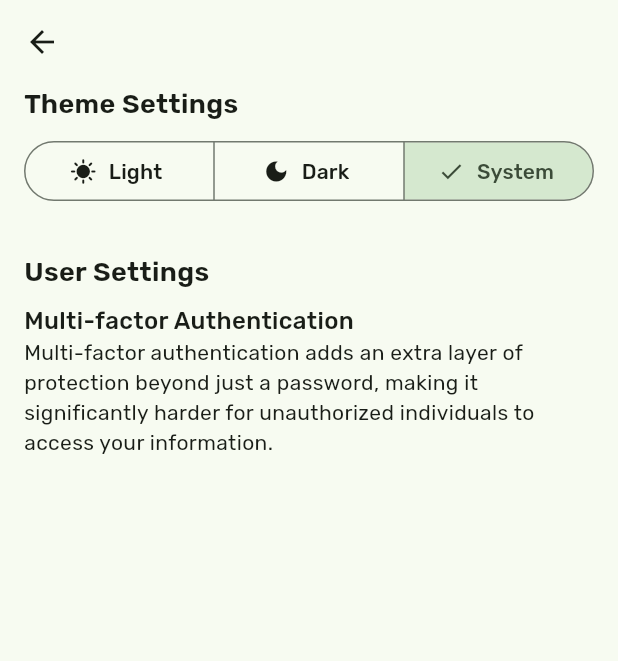
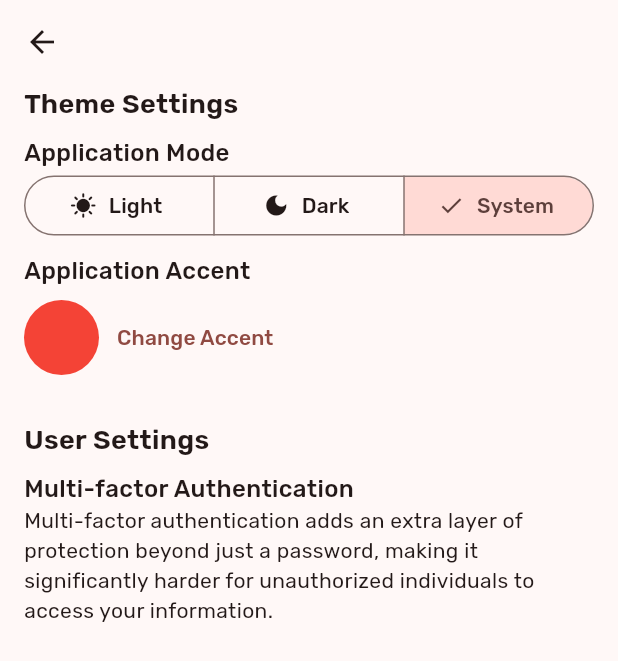
Before and after one commit to SakurajimaNoel/doko_react, a Flutter app: the SettingsPage screen opened directly, on a phone screen of 412 x 824 dp. Shown: the top 661 px of the screen. Run offline on Flutter 3.47's test engine with Material 3 defaults, Android fonts, the phone set to English and light mode, and no system bars; our stand-ins replace go_router, qr_flutter, shared_preferences; missing offline and left inert: amplify_auth_cognito, amplify_flutter, flex_color_picker; accounts and stored records are empty.

Commit message:
feat: feat added switching accent color

```diff
--- a/lib/core/provider/theme_provider.dart
+++ b/lib/core/provider/theme_provider.dart
@@ -10,7 +10,7 @@ class ThemeProvider extends ChangeNotifier {
   static const String _colorPrefKey = "color";
 
   UserTheme _themeMode = UserTheme.system;
-  Color _accentColor = Colors.green;
+  Color _accentColor = Colors.red;
 
   UserTheme get themeMode => _themeMode;
 
@@ -23,10 +23,10 @@ class ThemeProvider extends ChangeNotifier {
   void _loadTheme() async {
     SharedPreferences prefs = await SharedPreferences.getInstance();
     String storedTheme =
-        prefs.getString(_themePrefKey) ?? UserTheme.system.toString();
+        prefs.getString(_themePrefKey) ?? _themeMode.toString();
     _themeMode = EnumHelpers.stringToEnum(storedTheme, UserTheme.values);
 
-    int storedAccent = prefs.getInt(_colorPrefKey) ?? Colors.green.value;
+    int storedAccent = prefs.getInt(_colorPrefKey) ?? _accentColor.value;
     _accentColor = Color(storedAccent);
     notifyListeners();
   }
--- a/lib/features/application/settings/presentation/settings_page.dart
+++ b/lib/features/application/settings/presentation/settings_page.dart
@@ -1,5 +1,6 @@
 import 'package:doko_react/core/configs/router/router_constants.dart';
 import 'package:doko_react/core/provider/mfa_status_provider.dart';
+import 'package:doko_react/features/application/settings/widgets/accent_widget.dart';
 import 'package:doko_react/features/application/settings/widgets/theme_widget.dart';
 import 'package:doko_react/features/application/settings/widgets/settings_heading.dart';
 import 'package:doko_react/features/authentication/data/auth.dart';
@@ -54,7 +55,20 @@ class ThemeSettings extends StatelessWidget {
       children: [
         SettingsHeading("Theme Settings"),
         SizedBox(height: 8),
+        SettingsHeading(
+          "Application Mode",
+          size: 16,
+          fontWeight: FontWeight.w500,
+        ),
         ThemeWidget(),
+        SizedBox(height: 8),
+        SettingsHeading(
+          "Application Accent",
+          size: 16,
+          fontWeight: FontWeight.w500,
+        ),
+        SizedBox(height: 8),
+        AccentWidget(),
       ],
     );
   }
--- /dev/null
+++ b/lib/features/application/settings/widgets/accent_widget.dart
@@ -0,0 +1,104 @@
+import 'package:doko_react/core/provider/theme_provider.dart';
+import 'package:flex_color_picker/flex_color_picker.dart';
+import 'package:flutter/material.dart';
+import 'package:provider/provider.dart';
+
+class AccentWidget extends StatefulWidget {
+  const AccentWidget({super.key});
+
+  @override
+  State<AccentWidget> createState() => _AccentWidgetState();
+}
+
+class _AccentWidgetState extends State<AccentWidget> {
+  late final ThemeProvider _themeProvider;
+  late Color _currentColor;
+  Color? _tempColor;
+
+  @override
+  void initState() {
+    super.initState();
+
+    _themeProvider = Provider.of<ThemeProvider>(context, listen: false);
+    _currentColor = _themeProvider.accent;
+    _tempColor = _currentColor;
+  }
+
+  @override
+  Widget build(BuildContext context) {
+    return Row(
+      mainAxisAlignment: MainAxisAlignment.start,
+      children: [
+        Container(
+          width: 50,
+          height: 50,
+          decoration: BoxDecoration(
+            shape: BoxShape.circle,
+            color: _currentColor,
+          ),
+        ),
+        TextButton(
+          onPressed: _openColorPicker,
+          child: const Text('Change Accent'),
+        ),
+      ],
+    );
+  }
+
+
+
+  Future<void> _openColorPicker() async {
+    final selectedColor = await showDialog<Color>(
+      context: context,
+      builder: (context) {
+        return AlertDialog(
+          title: const Text('Change Accent Color'),
+          content: SizedBox(
+            width: double.maxFinite,
+            height: 340,
+            child: ColorPicker(
+              color: _tempColor!,
+              onColorChanged: (Color newColor) {
+                setState(() {
+                  _tempColor = newColor;
+                });
+              },
+              borderRadius: 20,
+              spacing: 10,
+              runSpacing: 10,
+              wheelDiameter: 250,
+              wheelWidth: 25,
+              pickersEnabled: const {
+                ColorPickerType.primary: false,
+                ColorPickerType.accent: true,
+                ColorPickerType.wheel: true,
+              },
+              enableShadesSelection: false,
+            ),
+          ),
+          actions: <Widget>[
+            TextButton(
+              child: const Text('Cancel'),
+              onPressed: () {
+                Navigator.of(context).pop();
+              },
+            ),
+            TextButton(
+              child: const Text('OK'),
+              onPressed: () {
+                Navigator.of(context).pop(_tempColor);
+              },
+            ),
+          ],
+        );
+      },
+    );
+
+    if (selectedColor != null) {
+      setState(() {
+        _currentColor = selectedColor;
+      });
+      _themeProvider.changeAccent(selectedColor);
+    }
+  }
+}
--- a/pubspec.yaml
+++ b/pubspec.yaml
@@ -21,6 +21,7 @@ dependencies:
   cupertino_icons: ^1.0.6
   go_router: ^14.2.6
   graphql_flutter: ^5.1.2
+  flex_color_picker: ^3.5.1
 
 dev_dependencies:
   flutter_test:
```
Also changed, not shown: pubspec.lock.
